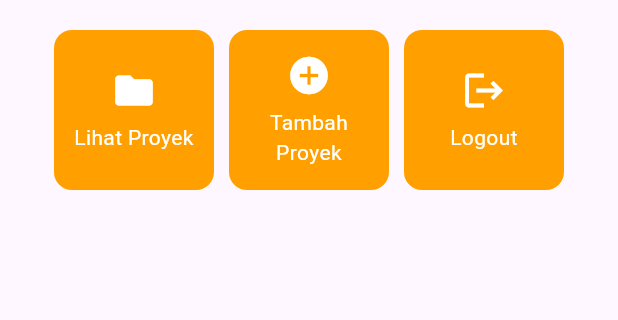
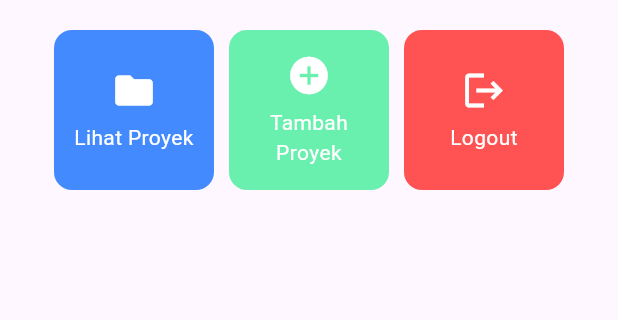
Before and after one commit to fairusarisandi/myportofolio_mobile, a Flutter app: the screen it shows after launch, on a phone screen of 412 x 824 dp, the part 387-707 px from its top. Run offline on Flutter 3.47's test engine with Material 3 defaults, Android fonts, the phone set to English and light mode, and no system bars.

Commit message:
feat: add button background color

```diff
--- a/lib/menu.dart
+++ b/lib/menu.dart
@@ -8,9 +8,9 @@ class MyHomePage extends StatelessWidget {
   final String kelas = "PBP F";
 
   final List<ItemHomepage> items = [
-    ItemHomepage("Lihat Proyek", Icons.folder),
-    ItemHomepage("Tambah Proyek", Icons.add_circle),
-    ItemHomepage("Logout", Icons.logout),
+    ItemHomepage("Lihat Proyek", Icons.folder, Colors.blueAccent),
+    ItemHomepage("Tambah Proyek", Icons.add_circle, Colors.greenAccent),
+    ItemHomepage("Logout", Icons.logout, Colors.redAccent),
   ];
 
   @override
@@ -114,8 +114,9 @@ class InfoCard extends StatelessWidget {
 class ItemHomepage {
   final String name;
   final IconData icon;
+  final Color color;
 
-  ItemHomepage(this.name, this.icon);
+  ItemHomepage(this.name, this.icon, this.color);
 }
 
 
@@ -128,7 +129,7 @@ class ItemCard extends StatelessWidget {
   Widget build(BuildContext context) {
     return Material(
       // Menggunakan warna sekunder dari skema tema aplikasi.
-      color: Theme.of(context).colorScheme.secondary,
+      color: item.color,
       borderRadius: BorderRadius.circular(12),
       child: InkWell(
         // Aksi ketika kartu ditekan oleh pengguna.
```
